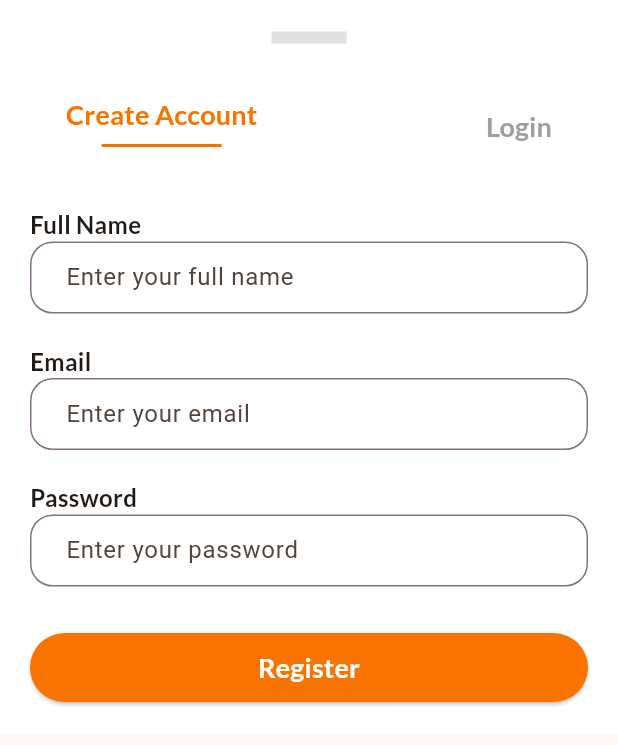
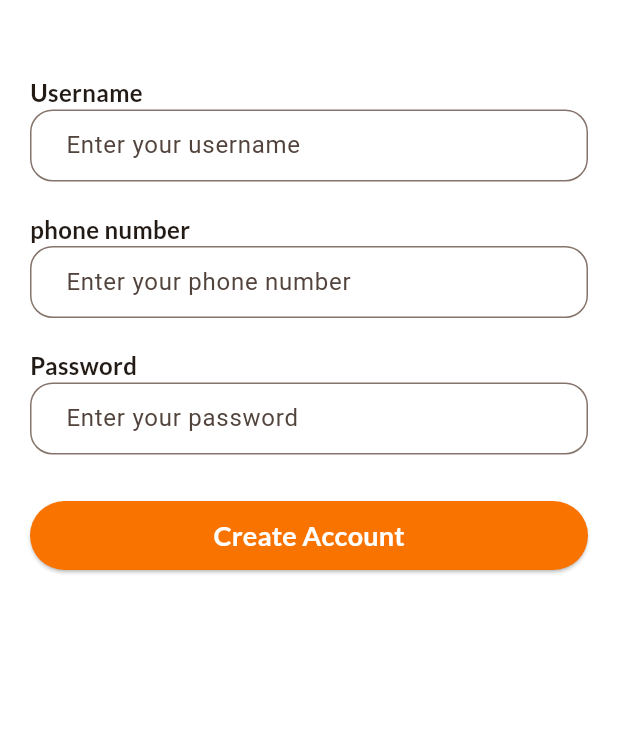
Before and after one commit to Lemidinku/Digital-Restaurant-Bloc, a Flutter app: the RegistrationForm widget shown alone on an empty page, opened directly, on a phone screen of 412 x 824 dp. Shown: the top 745 px of the screen. Run offline on Flutter 3.47's test engine with Material 3 defaults, Android fonts, the phone set to English and light mode, and no system bars; our stand-ins replace bloc, equatable, flutter_bloc, flutter_rating_bar, flutter_secure_storage, google_fonts and 1 more; missing offline and left inert: dart:ffi; accounts and stored records are empty; network calls fail.

```diff
--- a/frontend/restaurant/lib/presentation/widget/registration-form.dart
+++ b/frontend/restaurant/lib/presentation/widget/registration-form.dart
@@ -1,104 +1,44 @@
 import 'package:flutter/material.dart';
 import 'package:google_fonts/google_fonts.dart';
-import '../welcome-screen.dart';
+import '../../application/auth/auth_bloc.dart';
+import 'package:flutter_bloc/flutter_bloc.dart';
 
 class RegistrationForm extends StatelessWidget {
-  const RegistrationForm({super.key});
+  RegistrationForm({super.key});
+  final TextEditingController usernameController = TextEditingController();
+  final TextEditingController passwordController = TextEditingController();
+  final TextEditingController phoneController = TextEditingController();
+
   @override
   Widget build(BuildContext context) {
-    return SingleChildScrollView(
+    return BlocListener<AuthBloc, AuthState>(
+      listener: (context, state) {
+        if (state is AuthRegistered) {
+          print("Registered successful");
+          Navigator.pushReplacementNamed(context, '/login');
+        } else if (state is AuthError) {
+          print("Registered not successful");
+          ScaffoldMessenger.of(context)
+              .showSnackBar(SnackBar(content: Text("Registration failed")));
+        }
+      },
       child: Container(
         padding: const EdgeInsets.all(20.0),
         color: Colors.white,
         child: Column(
           crossAxisAlignment: CrossAxisAlignment.stretch,
           children: <Widget>[
-            Center(
-              child: SizedBox(
-                width: 50,
-                child: Divider(
-                  thickness: 8,
-                  color: Colors.grey[300],
-                  height: 10,
-                ),
-              ),
-            ),
-            const SizedBox(height: 30.0),
-            Row(
-              mainAxisAlignment: MainAxisAlignment.spaceBetween,
-              children: [
-                ElevatedButton(
-                  onPressed: () {
-                    Navigator.pop(context);
-                    showRegisterForm(context);
-                  },
-                  style: TextButton.styleFrom(
-                    foregroundColor: Colors.white,
-                    backgroundColor: Colors.white, // Text color
-                    elevation: 0, // Adding elevation like an ElevatedButton
-                    shape: RoundedRectangleBorder(
-                      borderRadius: BorderRadius.circular(4.0),
-                    ),
-                  ),
-                  child: Column(
-                    children: [
-                      Text(
-                        'Create Account',
-                        style: GoogleFonts.lato(
-                          fontSize: 18.0,
-                          fontWeight: FontWeight.bold,
-                          color: const Color(0xFFF97300),
-                        ),
-                      ),
-                      const SizedBox(
-                        width: 80,
-                        height: 15,
-                        child: Divider(
-                          thickness: 2,
-                          color: Color(0xFFF97300),
-                          height: 1,
-                        ),
-                      )
-                    ],
-                  ),
-                ),
-                ElevatedButton(
-                  onPressed: () {
-                    Navigator.pop(context);
-                    showLoginForm(context);
-                  },
-                  style: TextButton.styleFrom(
-                    foregroundColor: Colors.white,
-                    backgroundColor: Colors.white, // Text color
-                    elevation: 0, // Adding elevation like an ElevatedButton
-                    shape: RoundedRectangleBorder(
-                      borderRadius: BorderRadius.circular(4.0),
-                    ),
-                  ),
-                  child: Column(
-                    children: [
-                      Text(
-                        'Login',
-                        style: GoogleFonts.lato(
-                          fontSize: 18.0,
-                          fontWeight: FontWeight.bold,
-                          color: Colors.grey,
-                        ),
-                      ),
-                    ],
-                  ),
-                ),
-              ],
-            ),
             const SizedBox(height: 30.0),
             Text(
-              'Full Name',
+              'Username',
               style:
                   GoogleFonts.lato(fontSize: 16.0, fontWeight: FontWeight.bold),
             ),
             TextField(
+              keyboardType: TextInputType.text,
+              controller: usernameController,
               decoration: InputDecoration(
-                hintText: 'Enter your full name',
+                hintText: 'Enter your username',
                 border: OutlineInputBorder(
                   borderRadius: BorderRadius.circular(
                       15.0), // Adjust the radius here for more or less curve
@@ -107,19 +47,21 @@ class RegistrationForm extends StatelessWidget {
                     width: 1.0, // Set border width
                   ),
                 ),
-                contentPadding:
-                    EdgeInsets.symmetric(vertical: 10.0, horizontal: 20.0),
+                contentPadding: const EdgeInsets.symmetric(
+                    vertical: 10.0, horizontal: 20.0),
               ),
             ),
             const SizedBox(height: 20.0),
             Text(
-              'Email',
+              'phone number',
               style:
                   GoogleFonts.lato(fontSize: 16.0, fontWeight: FontWeight.bold),
             ),
             TextField(
+              keyboardType: TextInputType.phone,
+              controller: phoneController,
               decoration: InputDecoration(
-                hintText: 'Enter your email',
+                hintText: 'Enter your phone number',
                 border: OutlineInputBorder(
                   borderRadius: BorderRadius.circular(
                       15.0), // Adjust the radius here for more or less curve
@@ -128,8 +70,8 @@ class RegistrationForm extends StatelessWidget {
                     width: 1.0, // Set border width
                   ),
                 ),
-                contentPadding:
-                    EdgeInsets.symmetric(vertical: 10.0, horizontal: 20.0),
+                contentPadding: const EdgeInsets.symmetric(
+                    vertical: 10.0, horizontal: 20.0),
               ),
             ),
             const SizedBox(height: 20.0),
@@ -140,6 +82,7 @@ class RegistrationForm extends StatelessWidget {
             ),
             TextField(
               obscureText: true,
+              controller: passwordController,
               decoration: InputDecoration(
                 hintText: 'Enter your password',
                 border: OutlineInputBorder(
@@ -157,15 +100,19 @@ class RegistrationForm extends StatelessWidget {
             const SizedBox(height: 30.0),
             ElevatedButton(
               onPressed: () {
-                // Add navigation or form submission logic here
-                Navigator.pushNamed(context, '/entry');
+                BlocProvider.of<AuthBloc>(context).add(AuthSignUp(
+                  username: usernameController.text,
+                  password: passwordController.text,
+                  phone: phoneController.text,
+                ));
+                print(usernameController.text + ' ' + passwordController.text);
               },
               style: ElevatedButton.styleFrom(
                 backgroundColor: const Color(0xFFF97300), // Background color
                 padding: const EdgeInsets.symmetric(vertical: 10.0),
               ),
               child: Text(
-                'Register',
+                'Create Account',
                 style: GoogleFonts.lato(
                     fontSize: 18,
                     fontWeight: FontWeight.bold,
```
Also changed, not shown: frontend/restaurant/lib/presentation/signup_page.dart (added, +142 -0 lines).
